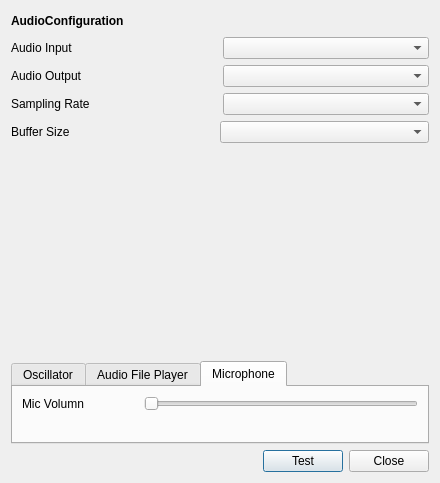
Before: the Qt Designer form audiopreferencedialog.ui in Bariyard/AudioIOTester, drawn with Qt 5.
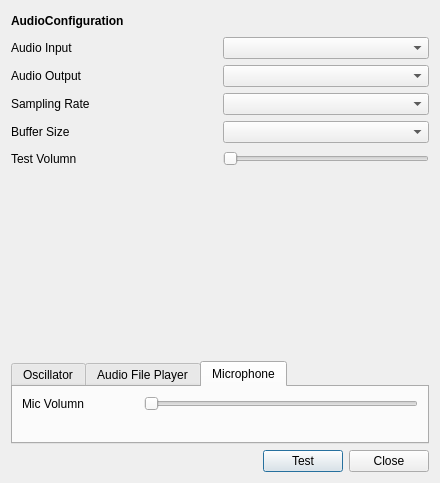
After: the same form once the commit is applied. The open tabs and pages were chosen to show the change.

Commit message: add global volumn slider

Diff of the .ui file:
```diff
--- a/audiopreferencedialog.ui
+++ b/audiopreferencedialog.ui
@@ -99,18 +99,9 @@
       </layout>
      </item>
      <item>
-      <layout class="QHBoxLayout" name="BufferSizeLayout">
-       <property name="spacing">
-        <number>0</number>
-       </property>
+      <layout class="QHBoxLayout" name="BufferSizeHorizontalLayout">
        <item>
         <widget class="QLabel" name="BufferSizeLabel">
-         <property name="sizePolicy">
-          <sizepolicy hsizetype="Preferred" vsizetype="Preferred">
-           <horstretch>0</horstretch>
-           <verstretch>0</verstretch>
-          </sizepolicy>
-         </property>
          <property name="text">
           <string>Buffer Size</string>
          </property>
@@ -121,6 +112,41 @@
        </item>
       </layout>
      </item>
+     <item>
+      <layout class="QHBoxLayout" name="TestVolumnHorizontalLayout">
+       <item>
+        <layout class="QHBoxLayout" name="TestVolumnhorizontalLayout_2">
+         <item>
+          <widget class="QLabel" name="TestVolumnLabel">
+           <property name="text">
+            <string>Test Volumn</string>
+           </property>
+          </widget>
+         </item>
+         <item>
+          <spacer name="horizontalSpacer">
+           <property name="orientation">
+            <enum>Qt::Horizontal</enum>
+           </property>
+           <property name="sizeHint" stdset="0">
+            <size>
+             <width>40</width>
+             <height>20</height>
+            </size>
+           </property>
+          </spacer>
+         </item>
+        </layout>
+       </item>
+       <item>
+        <widget class="QSlider" name="TestVolumnHorizontalSlider">
+         <property name="orientation">
+          <enum>Qt::Horizontal</enum>
+         </property>
+        </widget>
+       </item>
+      </layout>
+     </item>
      <item>
       <spacer name="verticalSpacer">
        <property name="orientation">
```
Left out of the diff: 5 changed lines with no effect on the pictures. The commit also changes 5 other files.
